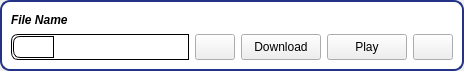
Old version of the form retroshare-gui/src/gui/feeds/SubFileItem.ui in the repository RetroShare/RetroShare.
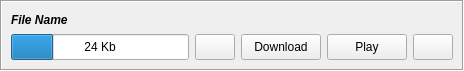
New version of the form. Icons and pictures are not drawn.

```diff
--- a/retroshare-gui/src/gui/feeds/SubFileItem.ui
+++ b/retroshare-gui/src/gui/feeds/SubFileItem.ui
@@ -10,9 +10,6 @@
     <height>71</height>
    </rect>
   </property>
-  <property name="styleSheet">
-   <string notr="true">QWidget#SubFileItem{border: none;}</string>
-  </property>
   <layout class="QGridLayout" name="gridLayout_4">
    <property name="margin">
     <number>0</number>
@@ -22,17 +19,11 @@
    </property>
    <item row="0" column="0">
     <widget class="QFrame" name="frame">
-     <property name="styleSheet">
-      <string notr="true">QFrame#frame{border: 2px solid #238;
-background: white;
-border-radius: 10px;}
-</string>
-     </property>
      <property name="frameShape">
-      <enum>QFrame::StyledPanel</enum>
+      <enum>QFrame::Box</enum>
      </property>
      <property name="frameShadow">
-      <enum>QFrame::Raised</enum>
+      <enum>QFrame::Sunken</enum>
      </property>
      <layout class="QGridLayout" name="gridLayout_2">
       <item row="0" column="0">
@@ -73,32 +64,6 @@
             <height>26</height>
            </size>
           </property>
-          <property name="styleSheet">
-           <string notr="true">QProgressBar {
-border: 1px solid black;
-text-align: center;
-color: white;
-padding: 1px;
-border-top-left-radius: 7px;
-border-bottom-left-radius: 7px;
-background: QLinearGradient( x1: 0, y1: 0, x2: 0, y2: 1,
-stop: 0 #fff,
-stop: 0.4999 #eee,
-stop: 0.5 #ddd,
-stop: 1 #eee );
-width: 15px;
-}
-QProgressBar::chunk {
-background: QLinearGradient( x1: 0, y1: 0, x2: 1, y2: 0,
-stop: 0 #78d,
-stop: 0.4999 #46a,
-stop: 0.5 #45a,
-stop: 1 #238 );
-border-top-left-radius: 7px;
-border-bottom-left-radius: 7px;
-border: 1px solid black;
-}</string>
-          </property>
           <property name="value">
            <number>24</number>
           </property>
```
